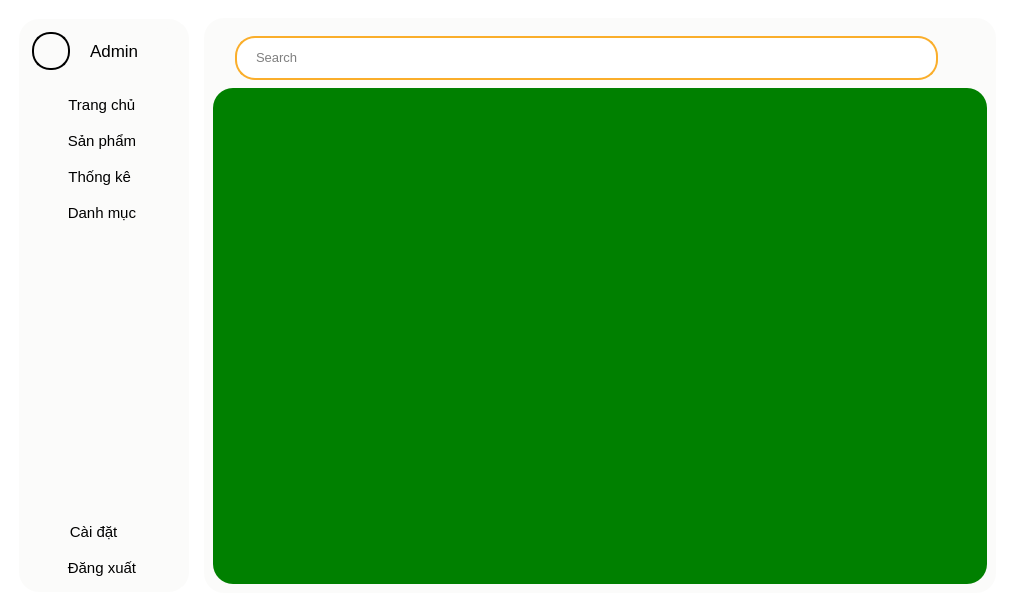
MaiNgocChau9/Python-App-Instance, file SPCK/GUI/admin.ui: the form before one commit.
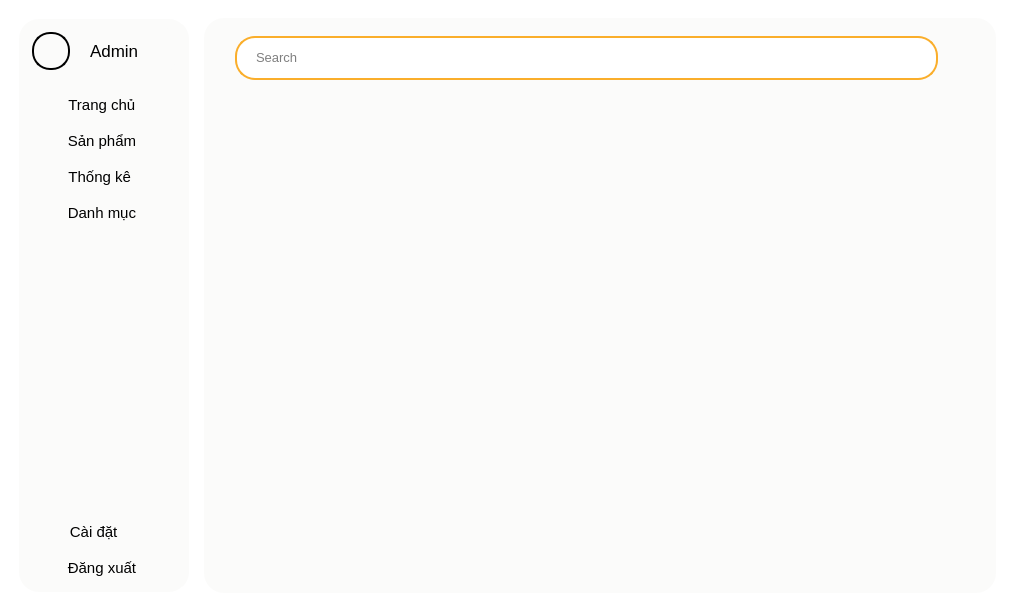
The form after the commit. The open tabs and pages were chosen to show the change. Icons and pictures are not drawn.

Diff of the .ui file:
```diff
--- a/SPCK/GUI/admin.ui
+++ b/SPCK/GUI/admin.ui
@@ -597,7 +597,7 @@
            <item>
             <widget class="QWidget" name="widget_13" native="true">
              <property name="styleSheet">
-              <string notr="true">background-color: green;</string>
+              <string notr="true">border-radius: 0px;</string>
              </property>
             </widget>
            </item>
```
Left out of the diff: 2 changed lines with no effect on the pictures.
